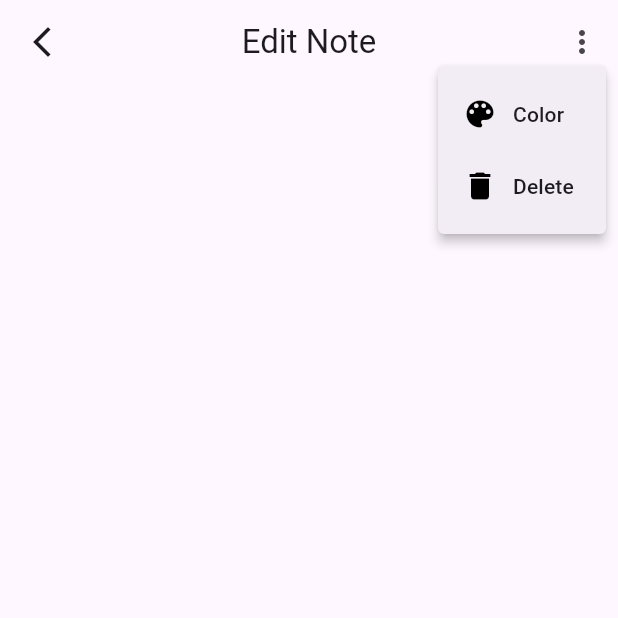
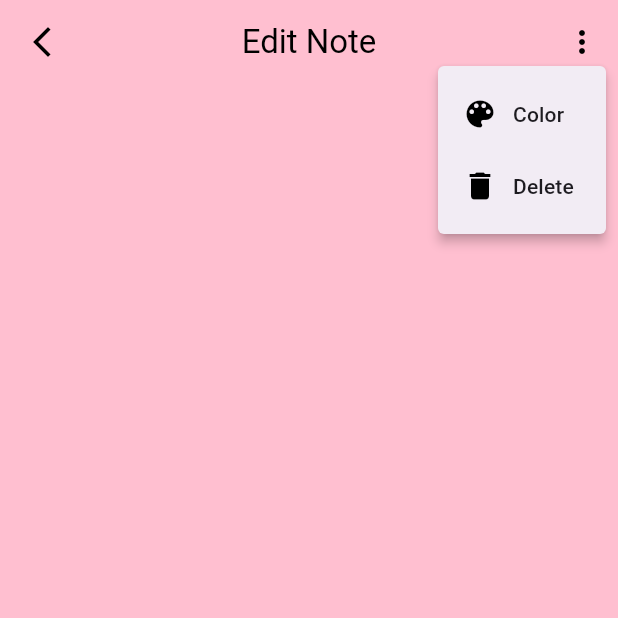
Before and after one commit to zahid2873/note_app, a Flutter app: the EditPage screen opened directly with empty values, after a tap on the "more vert" icon, on a phone screen of 412 x 824 dp, the top half of it. Run offline on Flutter 3.47's test engine with Material 2 defaults, Android fonts, the phone set to English and light mode, and no system bars; our stand-ins replace cloud_firestore, firebase_core, get; accounts and stored records are empty.

Commit message:
edit page updated

```diff
--- a/lib/ui/edit/edit_page.dart
+++ b/lib/ui/edit/edit_page.dart
@@ -16,7 +16,11 @@ class EditPage extends StatelessWidget {
   @override
   Widget build(BuildContext context) {
     return Scaffold(
+      backgroundColor: noteController.notes[index].color,
       appBar: AppBar(
+        surfaceTintColor: Colors.white,
+        foregroundColor: Colors.black,
+        backgroundColor: noteController.notes[index].color,
         title: noteController.isEdit != false
             ? const Text("Edit Note")
             : const Text("Add Note"),
@@ -51,7 +55,8 @@ class EditPage extends StatelessWidget {
                   ],
                 ),
               )
-                  ])
+            ],
+          )
         ],
       ),
       body: SingleChildScrollView(
```
Also changed, not shown: lib/ui/home/note_widget.dart (+7 -11 lines). Lines whose indentation alone changed are shown as unchanged.
